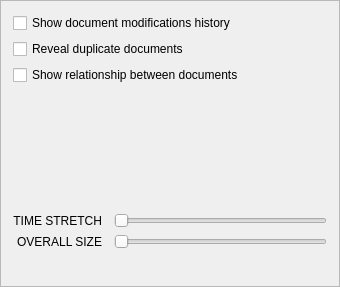
First picture: the form in gui/timelinecontrol.ui, repository Rekall/Rekall, before the edit.
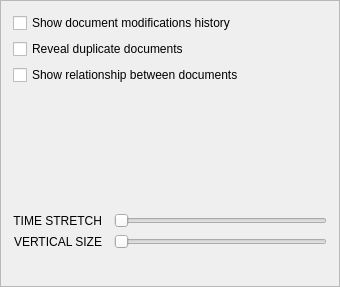
Second picture: the form after the edit.

Diff of the .ui file:
```diff
--- a/gui/timelinecontrol.ui
+++ b/gui/timelinecontrol.ui
@@ -121,7 +121,7 @@
         <item row="1" column="0">
          <widget class="QLabel" name="vZoomLabel">
           <property name="text">
-           <string>OVERALL SIZE</string>
+           <string>VERTICAL SIZE</string>
           </property>
           <property name="alignment">
            <set>Qt::AlignRight|Qt::AlignTrailing|Qt::AlignVCenter</set>
```
